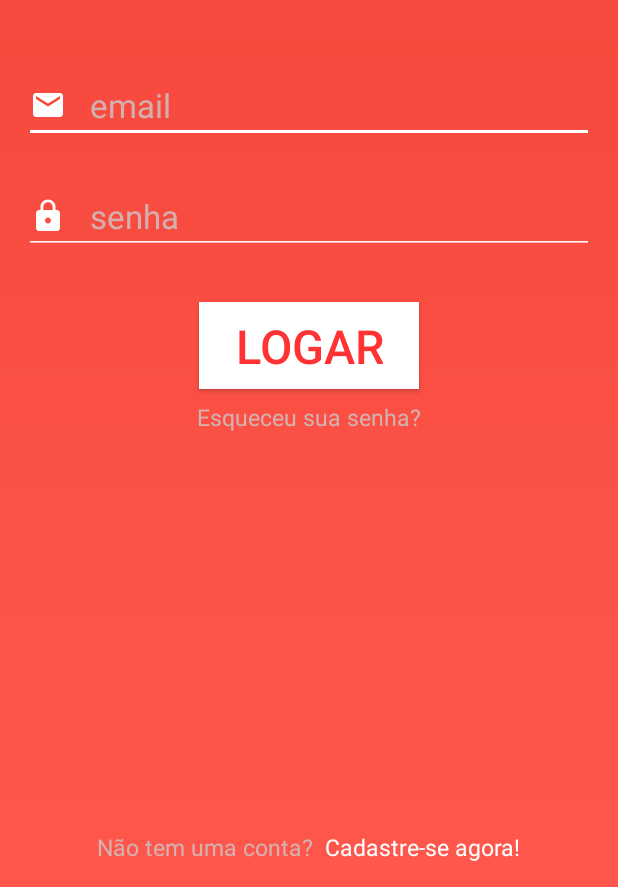
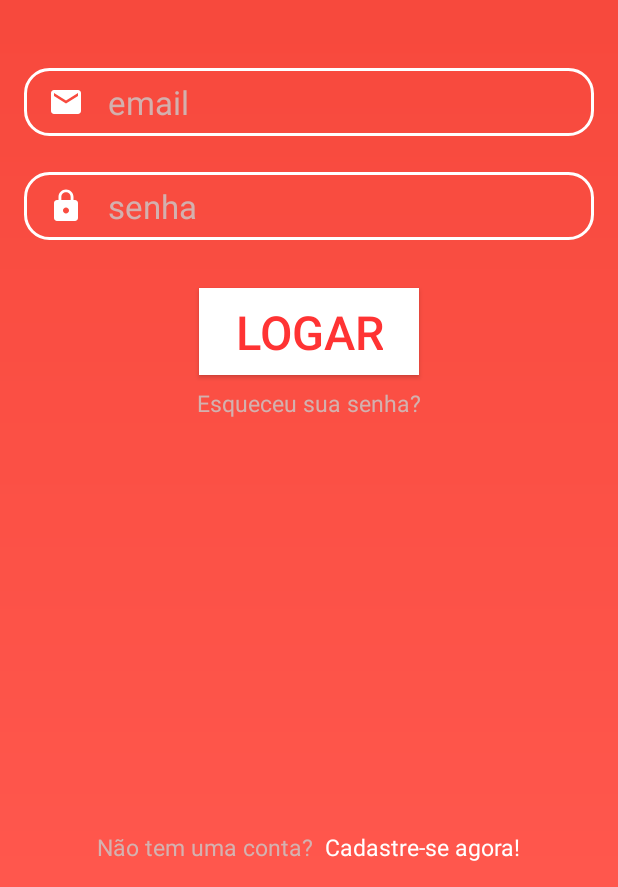
Before and after one commit to fernandoasg/Share-Food, an Android app: the screen it shows after launch (LoginActivity), on a phone screen of 412 x 824 dp, the part 349-1236 px from its top. Run offline under Robolectric (Android 15) with nearby library versions, the phone set to English and light mode, and no system bars; our stand-ins replace Room's generated code; libraries missing offline, so code that uses them is left out: com.parse; 1 statement that could not run was skipped.

Commit message:
Mais coisas

```diff
--- /dev/null
+++ b/Projects/Android Project/ShareFood/app/src/main/res/drawable/custom_edit_text.xml
@@ -0,0 +1,11 @@
+<?xml version="1.0" encoding="utf-8"?>
+<shape xmlns:android="http://schemas.android.com/apk/res/android">
+    android:shape="rectangle"
+    <padding android:bottom="8dp"
+        android:left="16dp"
+        android:right="8dp"
+        android:top="8dp" />
+    <corners
+        android:radius="16dp" />
+    <stroke android:width="2dp" android:color="#ffffff" />
+</shape>
--- a/Projects/Android Project/ShareFood/app/src/main/res/layout/activity_create_food_post.xml
+++ b/Projects/Android Project/ShareFood/app/src/main/res/layout/activity_create_food_post.xml
@@ -11,6 +11,8 @@
         android:id="@+id/add_food_post_image"
         android:layout_width="wrap_content"
         android:layout_height="wrap_content"
+        android:maxWidth="256dp"
+        android:maxHeight="256dp"
         android:layout_marginLeft="8dp"
         android:src="@drawable/ic_add_a_photo"/>
     <TextView
--- a/Projects/Android Project/ShareFood/app/src/main/res/layout/activity_login.xml
+++ b/Projects/Android Project/ShareFood/app/src/main/res/layout/activity_login.xml
@@ -33,7 +33,7 @@
         android:layout_height="wrap_content"
         android:layout_marginLeft="16dp"
         android:layout_marginRight="16dp"
-        android:backgroundTint="@color/colorWhite"
+        android:background="@drawable/custom_edit_text"
         android:drawableLeft="@drawable/ic_email_edit_text"
         android:drawableStart="@drawable/ic_email_edit_text"
         android:drawablePadding="16dp"
@@ -52,7 +52,7 @@
         android:layout_marginLeft="16dp"
         android:layout_marginTop="24dp"
         android:layout_marginRight="16dp"
-        android:backgroundTint="@color/colorWhite"
+        android:background="@drawable/custom_edit_text"
         android:drawableLeft="@drawable/ic_password_edit_text"
         android:drawableStart="@drawable/ic_password_edit_text"
         android:drawablePadding="16dp"
```
Also changed, not shown: Projects/Android Project/ShareFood/app/src/main/java/com/example/sharefood/activity/CreateFoodPostActivity.java (+77 -1 lines), Projects/Android Project/ShareFood/app/src/main/res/layout/fragment_mensagens.xml (+1 -16 lines), Projects/Android Project/ShareFood/app/src/main/res/layout/fragment_vendas.xml (+39 -8 lines).
